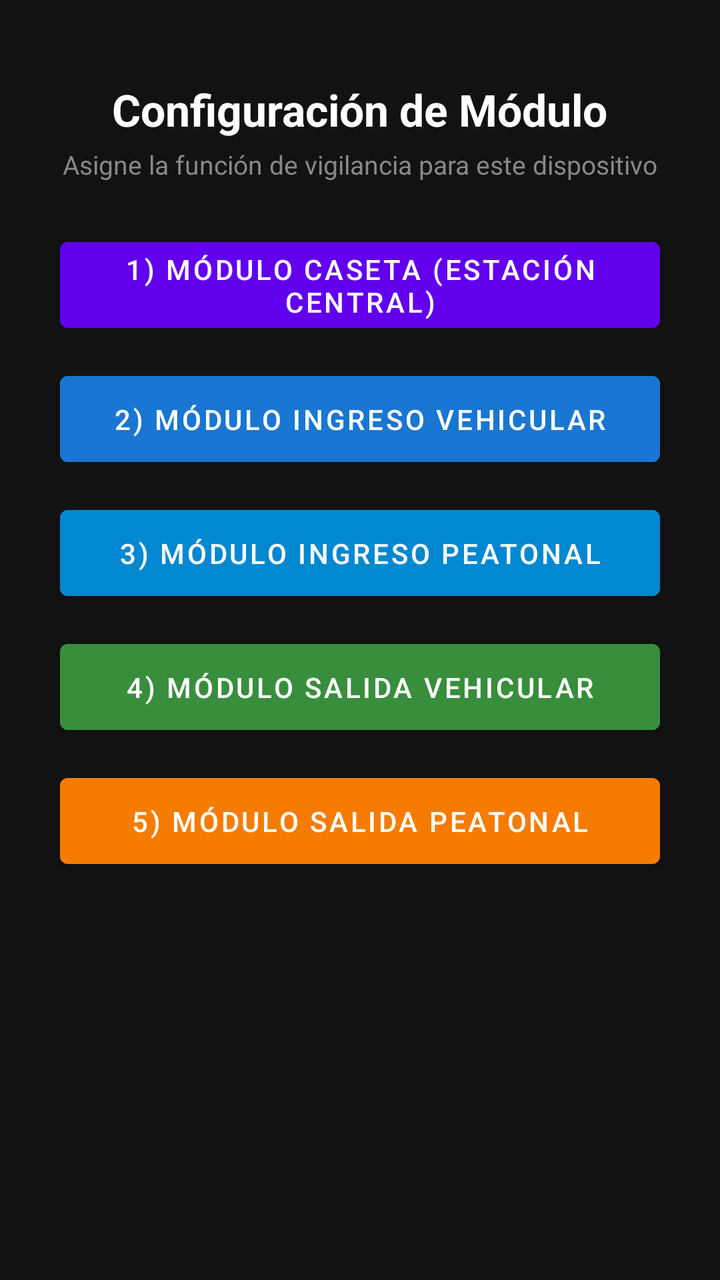
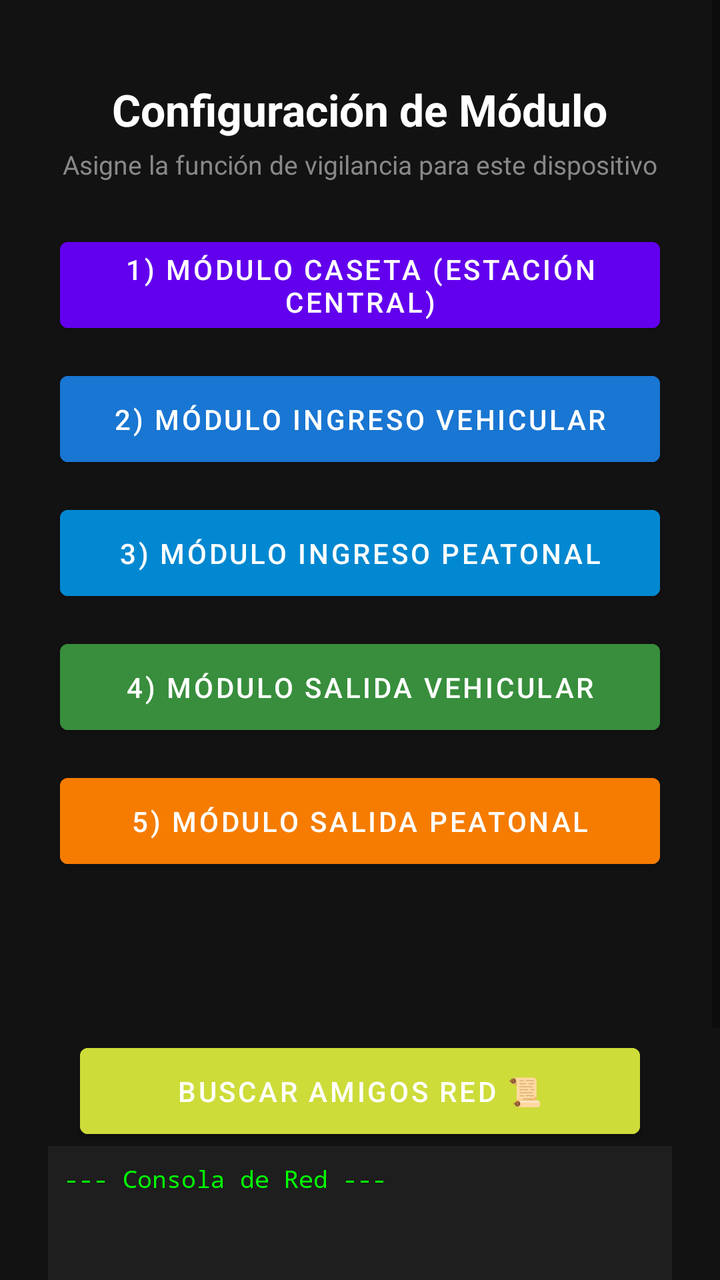

An Android layout rendered at two revisions. The XML below is the earlier revision; the diff shows what the commit changed to produce the second picture.
<!-- AndroidManifest.xml: application theme Theme.RondyAccesos -->
<!-- res/layout/activity_vigilante_config.xml -->
<?xml version="1.0" encoding="utf-8"?>
<ScrollView
    xmlns:android="http://schemas.android.com/apk/res/android"
    android:layout_width="match_parent"
    android:layout_height="match_parent"
    android:background="#121212"
    android:fillViewport="true">

    <LinearLayout
        android:layout_width="match_parent"
        android:layout_height="wrap_content"
        android:orientation="vertical"
        android:padding="24dp"
        android:gravity="center_horizontal">

        <TextView
            android:layout_width="wrap_content"
            android:layout_height="wrap_content"
            android:text="Configuración de Módulo"
            android:textColor="#FFFFFF"
            android:textSize="22sp"
            android:textStyle="bold"
            android:layout_marginTop="16dp"/>

        <TextView
            android:layout_width="wrap_content"
            android:layout_height="wrap_content"
            android:text="Asigne la función de vigilancia para este dispositivo"
            android:textColor="#888888"
            android:textSize="13sp"
            android:layout_marginTop="4dp"
            android:layout_marginBottom="24dp"/>

        
        <Button
            android:id="@+id/btnConfigCaseta"
            android:layout_width="300dp"
            android:layout_height="55dp"
            android:text="1) Módulo Caseta (Estación Central)"
            android:backgroundTint="#6200EE"
            android:layout_marginBottom="12dp"/>

        
        <Button
            android:id="@+id/btnConfigIngresoVehicular"
            android:layout_width="300dp"
            android:layout_height="55dp"
            android:text="2) Módulo Ingreso Vehicular"
            android:backgroundTint="#1976D2"
            android:layout_marginBottom="12dp"/>

        
        <Button
            android:id="@+id/btnConfigIngresoPeatonal"
            android:layout_width="300dp"
            android:layout_height="55dp"
            android:text="3) Módulo Ingreso Peatonal"
            android:backgroundTint="#0288D1"
            android:layout_marginBottom="12dp"/>

        
        <Button
            android:id="@+id/btnConfigSalidaVehicular"
            android:layout_width="300dp"
            android:layout_height="55dp"
            android:text="4) Módulo Salida Vehicular"
            android:backgroundTint="#388E3C"
            android:layout_marginBottom="12dp"/>

        
        <Button
            android:id="@+id/btnConfigSalidaPeatonal"
            android:layout_width="300dp"
            android:layout_height="55dp"
            android:text="5) Módulo Salida Peatonal"
            android:backgroundTint="#F57C00"/>

    </LinearLayout>
</ScrollView>
<!-- resources referenced by this layout -->
<resources>
  <style name="Theme.RondyAccesos" parent="Theme.MaterialComponents.DayNight.DarkActionBar">
          
          <item name="colorPrimary">@color/purple_500</item>
          <item name="colorPrimaryVariant">@color/purple_700</item>
          <item name="colorOnPrimary">@color/white</item>
          
          <item name="colorSecondary">@color/teal_200</item>
          <item name="colorSecondaryVariant">@color/teal_700</item>
          <item name="colorOnSecondary">@color/black</item>
          
          <item name="android:statusBarColor">?attr/colorPrimaryVariant</item>
          
      </style>
  <color name="purple_500">#FF6200EE</color>
  <color name="purple_700">#FF3700B3</color>
  <color name="white">#FFFFFFFF</color>
  <color name="teal_200">#FF03DAC5</color>
  <color name="teal_700">#FF018786</color>
  <color name="black">#FF000000</color>
</resources>

<!-- the commit's change to res/layout/activity_vigilante_config.xml (unified diff, before → after) -->
@@ -75,5 +75,29 @@
             android:text="5) Módulo Salida Peatonal"
             android:backgroundTint="#F57C00"/>
 
+        <Button
+            android:id="@+id/btnBuscarAmigosRED"
+            android:layout_width="280dp"
+            android:layout_height="55dp"
+            android:layout_marginTop="80dp"
+            android:backgroundTint="#CDDC39"
+            android:text="Buscar amigos RED 📜" />
+        <ScrollView
+            android:id="@+id/scrollConsole"
+            android:layout_width="match_parent"
+            android:layout_height="200dp"
+            android:background="#1E1E1E"
+            android:padding="8dp">
+
+            <TextView
+                android:id="@+id/txtConsole"
+                android:layout_width="match_parent"
+                android:layout_height="wrap_content"
+                android:fontFamily="monospace"
+                android:text="--- Consola de Red ---"
+                android:textColor="#00FF00"
+                android:textSize="12sp" />
+        </ScrollView>
+
     </LinearLayout>
 </ScrollView>
